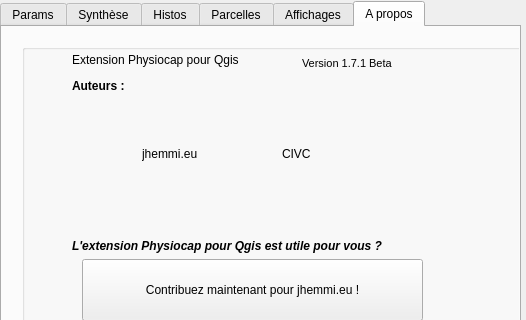
Qt form Physiocap_dialog_base.ui (jhemmi/QgisPhysiocapPlugin) before a commit; both pictures show x 0 to 526 and y 0 to 320 of the 526 by 720 pixel window.
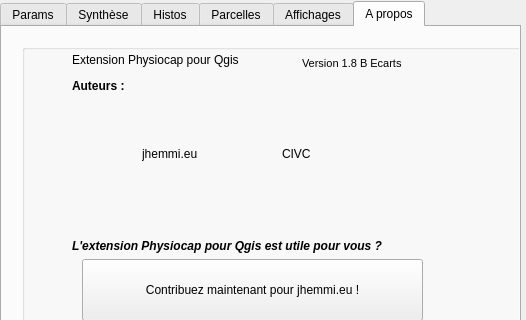
The same form after that commit. The open tabs and pages were chosen to show the change.

Patch:
```diff
--- a/Physiocap_dialog_base.ui
+++ b/Physiocap_dialog_base.ui
@@ -3461,7 +3461,7 @@
        </font>
       </property>
       <property name="text">
-       <string>Version 1.7.1 Beta</string>
+       <string>Version 1.8 B Ecarts</string>
       </property>
      </widget>
      <widget class="QLabel" name="label_100">
```
